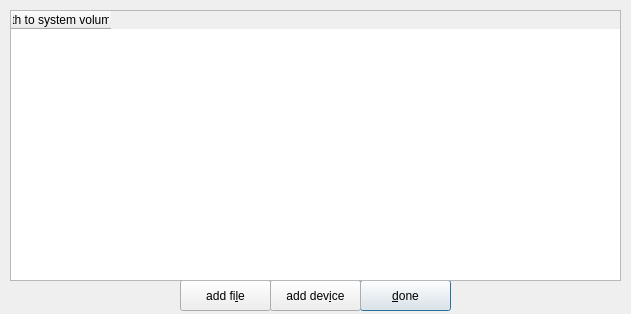
First picture: the form in zuluCrypt-gui/managesystemvolumes.ui, repository mhogomchungu/zuluCrypt, before the edit.
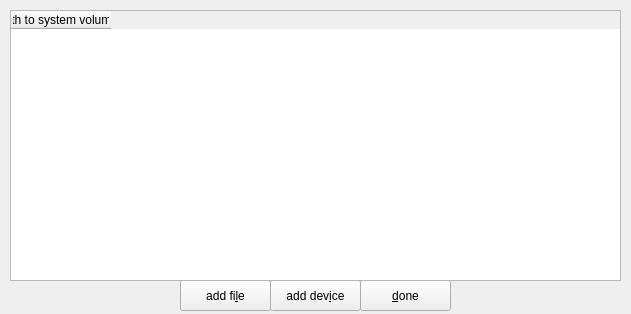
Second picture: the form after the edit.

```diff
--- a/zuluCrypt-gui/managesystemvolumes.ui
+++ b/zuluCrypt-gui/managesystemvolumes.ui
@@ -31,8 +31,11 @@
    <property name="text">
     <string>&amp;done</string>
    </property>
+   <property name="autoDefault">
+    <bool>false</bool>
+   </property>
    <property name="default">
-    <bool>true</bool>
+    <bool>false</bool>
    </property>
   </widget>
   <widget class="QPushButton" name="pbFile">
```
Left out of the diff: 2 changed lines with no effect on the pictures.
